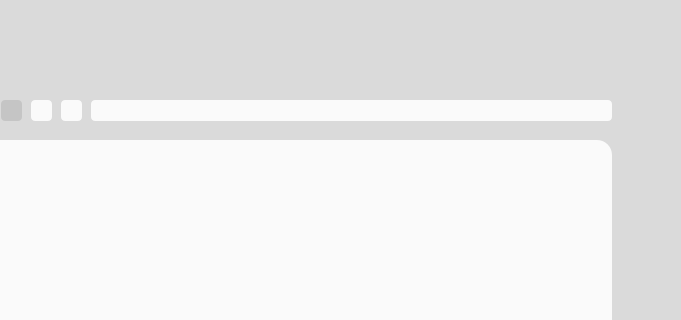
Qt form ui/main.ui (cheukman196/FileManager) before a commit; both pictures show x 519 to 1200 and y 0 to 320 of the 1200 by 800 pixel window.
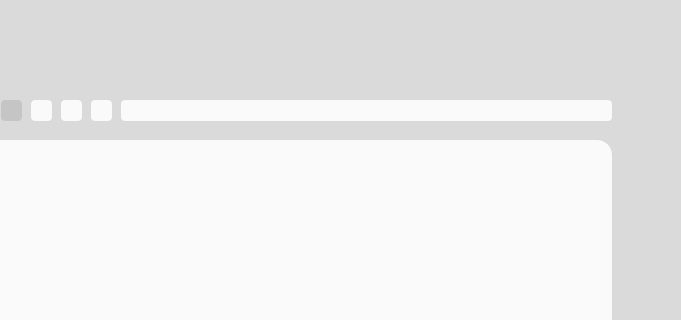
The same form after that commit.

Commit message: 020424 finalized bookmark functions

The edit to the form file:
```diff
--- a/ui/main.ui
+++ b/ui/main.ui
@@ -981,9 +981,9 @@
     <widget class="QTextBrowser" name="address_bar">
      <property name="geometry">
       <rect>
-       <x>200</x>
+       <x>230</x>
        <y>110</y>
-       <width>521</width>
+       <width>491</width>
        <height>21</height>
       </rect>
      </property>
@@ -1012,6 +1012,43 @@
       <bool>false</bool>
      </property>
     </widget>
+    <widget class="QPushButton" name="bookmarks_button">
+     <property name="enabled">
+      <bool>true</bool>
+     </property>
+     <property name="geometry">
+      <rect>
+       <x>200</x>
+       <y>110</y>
+       <width>21</width>
+       <height>21</height>
+      </rect>
+     </property>
+     <property name="toolTip">
+      <string>&lt;html&gt;&lt;head/&gt;&lt;body&gt;&lt;p&gt;Refresh page&lt;/p&gt;&lt;/body&gt;&lt;/html&gt;</string>
+     </property>
+     <property name="styleSheet">
+      <string notr="true">QPushButton{
+background-color: rgb(250, 250, 250);
+border-radius: 4px;
+}
+
+QPushButton:hover{
+background-color: rgb(49, 173, 255);
+transition: all 1s easeout;
+}
+
+QPushButton:disabled {
+background-color: rgb(197, 197, 197);
+}
+
+
+</string>
+     </property>
+     <property name="text">
+      <string/>
+     </property>
+    </widget>
    </widget>
    <zorder>frame_2</zorder>
    <zorder>frame</zorder>
```
The commit also changes 6 other files.
